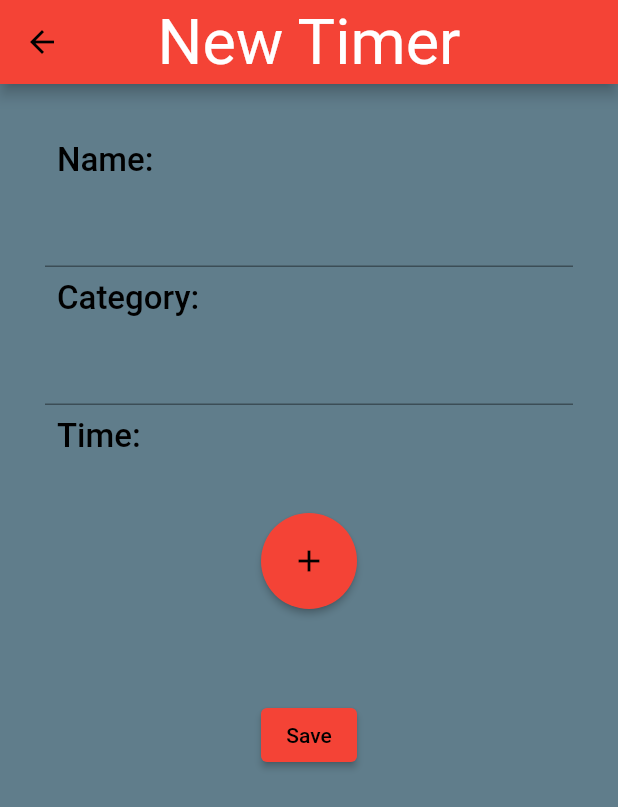
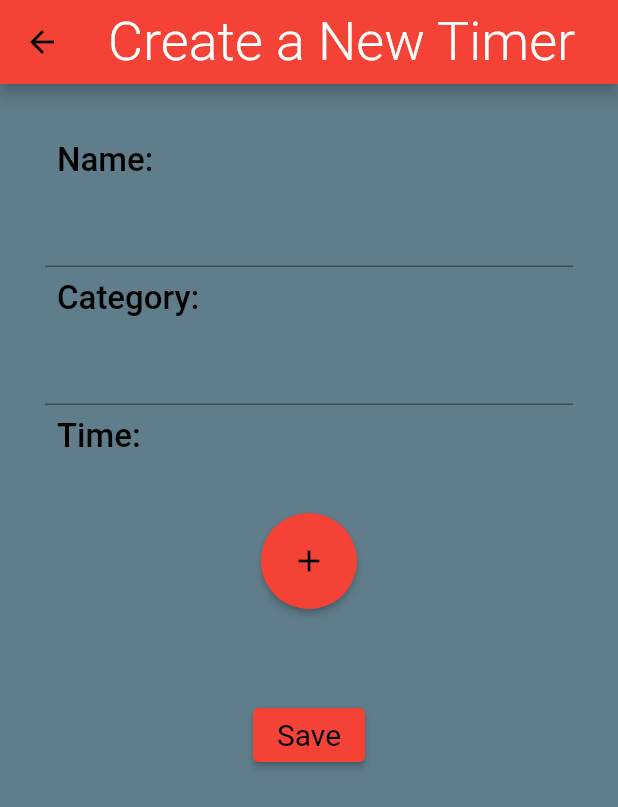
Before and after one commit to BogyMitutoyoCTL/BOGY-App-2023-04, a Flutter app: the CreateTimer screen opened directly with empty values, on a phone screen of 412 x 824 dp. Shown: the top 807 px of the screen. Run offline on Flutter 3.47's test engine with Material 2 defaults, Android fonts, the phone set to English and light mode, and no system bars; our stand-ins replace shared_preferences; accounts and stored records are empty; generated files the repository leaves out were written again.

Commit message:
Small changes to the fonts and overall looks

```diff
--- a/multitimer/lib/ActiveTimers.dart
+++ b/multitimer/lib/ActiveTimers.dart
@@ -15,8 +15,9 @@ class _ActiveTimersState extends State<ActiveTimers> {
   @override
   Widget build(BuildContext context) {
     return Scaffold(
-        appBar:
-            new AppBar(title: new Text(AppLocalizations.of(context)!.aktimer)),
+        appBar: new AppBar(
+            title: new Text(AppLocalizations.of(context)!.aktimer,
+                style: Theme.of(context).textTheme.titleLarge)),
         body: Row(
           children: [
             Expanded(
--- a/multitimer/lib/CreateTimer.dart
+++ b/multitimer/lib/CreateTimer.dart
@@ -10,23 +10,20 @@ class CreateTimer extends StatefulWidget {
   CreateTimer(Data this.data, {Key? key}) : super(key: key);
 
   @override
-  State<CreateTimer> createState() => _CreateTimerState(data);
+  State<CreateTimer> createState() => _CreateTimerState();
 }
 
 class _CreateTimerState extends State<CreateTimer> {
-  var text = "  ";
-  var text2 = "  ";
+  var text = "";
+  var text2 = "";
   TextEditingController controller = TextEditingController(text: "");
   TextEditingController controller2 = TextEditingController(text: "");
 
-  Data data;
-
-  _CreateTimerState(Data this.data);
+  _CreateTimerState();
 
   @override
   void initState() {
     super.initState();
-
     controller.text = text;
     controller.addListener(() {
       setState(() {
@@ -52,8 +49,9 @@ class _CreateTimerState extends State<CreateTimer> {
   @override
   Widget build(BuildContext context) {
     return Scaffold(
-      appBar:
-          new AppBar(title: new Text(AppLocalizations.of(context)!.newtimer)),
+      appBar: new AppBar(
+          title: new Text(AppLocalizations.of(context)!.newtimer,
+              style: Theme.of(context).textTheme.titleLarge)),
       body: ListView(children: [
         Padding(
           padding: const EdgeInsets.all(30.0),
@@ -112,8 +110,8 @@ class _CreateTimerState extends State<CreateTimer> {
                       children: [
                         new ElevatedButton(
                             onPressed: onSave,
-                            child:
-                                new Text(AppLocalizations.of(context)!.save)),
+                            child: new Text(AppLocalizations.of(context)!.save,
+                                style: Theme.of(context).textTheme.bodySmall)),
                       ],
                     ),
                   ),
--- a/multitimer/lib/ExpiredTimers.dart
+++ b/multitimer/lib/ExpiredTimers.dart
@@ -14,8 +14,9 @@ class _ExpiredTimersState extends State<ExpiredTimers> {
   @override
   Widget build(BuildContext context) {
     return Scaffold(
-        appBar:
-            new AppBar(title: new Text(AppLocalizations.of(context)!.extimer)),
+        appBar: new AppBar(
+            title: new Text(AppLocalizations.of(context)!.extimer,
+                style: Theme.of(context).textTheme.titleLarge)),
         body: Row(
           children: [
             new ElevatedButton(
--- a/multitimer/lib/l10n/app_de.arb
+++ b/multitimer/lib/l10n/app_de.arb
@@ -27,6 +27,7 @@
   "next": "Nächste Phase",
   "cookr": "Brötchen aufbacken",
   "newcateg": "Neue Kategorie",
+  "timerlistbutton": "Aktive/Abgelaufene TImer",
   "categories": "Kategorien"
 
 }
--- a/multitimer/lib/l10n/app_en.arb
+++ b/multitimer/lib/l10n/app_en.arb
@@ -1,9 +1,10 @@
 {
   "appname": "Mitutimer",
   "mainmenu": "Main Menu",
-  "newtimer": "New Timer",
-  "mytimer": "My Timers/Categories",
+  "newtimer": "Create a New Timer",
+  "mytimer": "My Timers",
   "aktimer": "Active Timers",
+  "timerlistbutton": "Active/Expired Timers",
   "settings": "Settings",
   "changetheme": "Change the theme of the App:",
   "red": "Red",
```
Also changed, not shown: multitimer/lib/Categories.dart (+8 -7 lines), multitimer/lib/Mainmenu.dart (+13 -10 lines), multitimer/lib/main.dart (+10 -2 lines).
